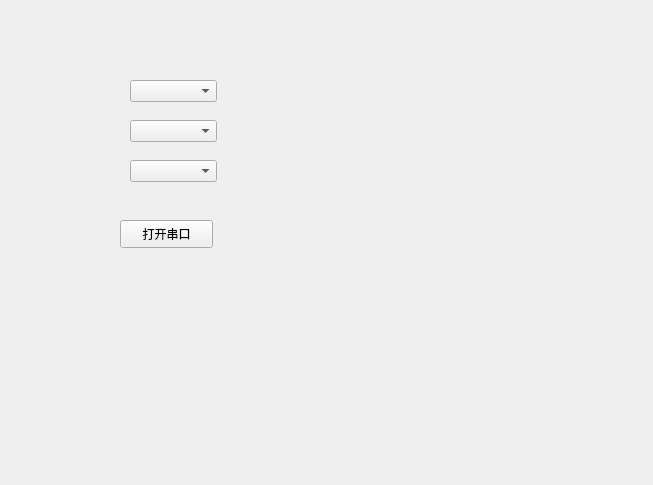
buaakael/flapping-wing-experimental-platform, file mywidget.ui: the form before one commit.
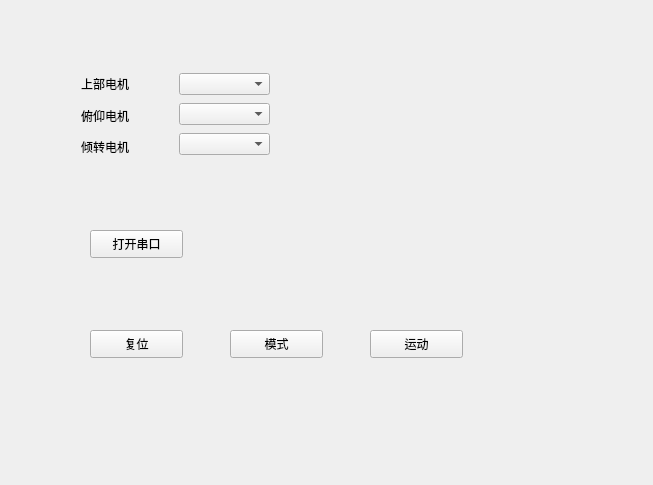
The form after the commit.

The edit to the form file:
```diff
--- a/mywidget.ui
+++ b/mywidget.ui
@@ -13,41 +13,11 @@
   <property name="windowTitle">
    <string>MyWidget</string>
   </property>
-  <widget class="QComboBox" name="com1">
-   <property name="geometry">
-    <rect>
-     <x>130</x>
-     <y>80</y>
-     <width>87</width>
-     <height>22</height>
-    </rect>
-   </property>
-  </widget>
-  <widget class="QComboBox" name="com2">
-   <property name="geometry">
-    <rect>
-     <x>130</x>
-     <y>120</y>
-     <width>87</width>
-     <height>22</height>
-    </rect>
-   </property>
-  </widget>
-  <widget class="QComboBox" name="com3">
-   <property name="geometry">
-    <rect>
-     <x>130</x>
-     <y>160</y>
-     <width>87</width>
-     <height>22</height>
-    </rect>
-   </property>
-  </widget>
   <widget class="QPushButton" name="openSerialPort">
    <property name="geometry">
     <rect>
-     <x>120</x>
-     <y>220</y>
+     <x>90</x>
+     <y>230</y>
      <width>93</width>
      <height>28</height>
     </rect>
@@ -56,6 +26,95 @@
     <string>打开串口</string>
    </property>
   </widget>
+  <widget class="QPushButton" name="reset">
+   <property name="geometry">
+    <rect>
+     <x>90</x>
+     <y>330</y>
+     <width>93</width>
+     <height>28</height>
+    </rect>
+   </property>
+   <property name="text">
+    <string>复位</string>
+   </property>
+  </widget>
+  <widget class="QPushButton" name="model">
+   <property name="geometry">
+    <rect>
+     <x>230</x>
+     <y>330</y>
+     <width>93</width>
+     <height>28</height>
+    </rect>
+   </property>
+   <property name="text">
+    <string>模式</string>
+   </property>
+  </widget>
+  <widget class="QPushButton" name="run">
+   <property name="geometry">
+    <rect>
+     <x>370</x>
+     <y>330</y>
+     <width>93</width>
+     <height>28</height>
+    </rect>
+   </property>
+   <property name="text">
+    <string>运动</string>
+   </property>
+  </widget>
+  <widget class="QWidget" name="">
+   <property name="geometry">
+    <rect>
+     <x>70</x>
+     <y>60</y>
+     <width>211</width>
+     <height>111</height>
+    </rect>
+   </property>
+   <layout class="QHBoxLayout" name="horizontalLayout">
+    <item>
+     <layout class="QVBoxLayout" name="verticalLayout">
+      <item>
+       <widget class="QLabel" name="label">
+        <property name="text">
+         <string>上部电机</string>
+        </property>
+       </widget>
+      </item>
+      <item>
+       <widget class="QLabel" name="label_2">
+        <property name="text">
+         <string>俯仰电机</string>
+        </property>
+       </widget>
+      </item>
+      <item>
+       <widget class="QLabel" name="label_3">
+        <property name="text">
+         <string>倾转电机</string>
+        </property>
+       </widget>
+      </item>
+     </layout>
+    </item>
+    <item>
+     <layout class="QVBoxLayout" name="verticalLayout_2">
+      <item>
+       <widget class="QComboBox" name="com1"/>
+      </item>
+      <item>
+       <widget class="QComboBox" name="com2"/>
+      </item>
+      <item>
+       <widget class="QComboBox" name="com3"/>
+      </item>
+     </layout>
+    </item>
+   </layout>
+  </widget>
  </widget>
  <layoutdefault spacing="6" margin="11"/>
  <resources/>
```
